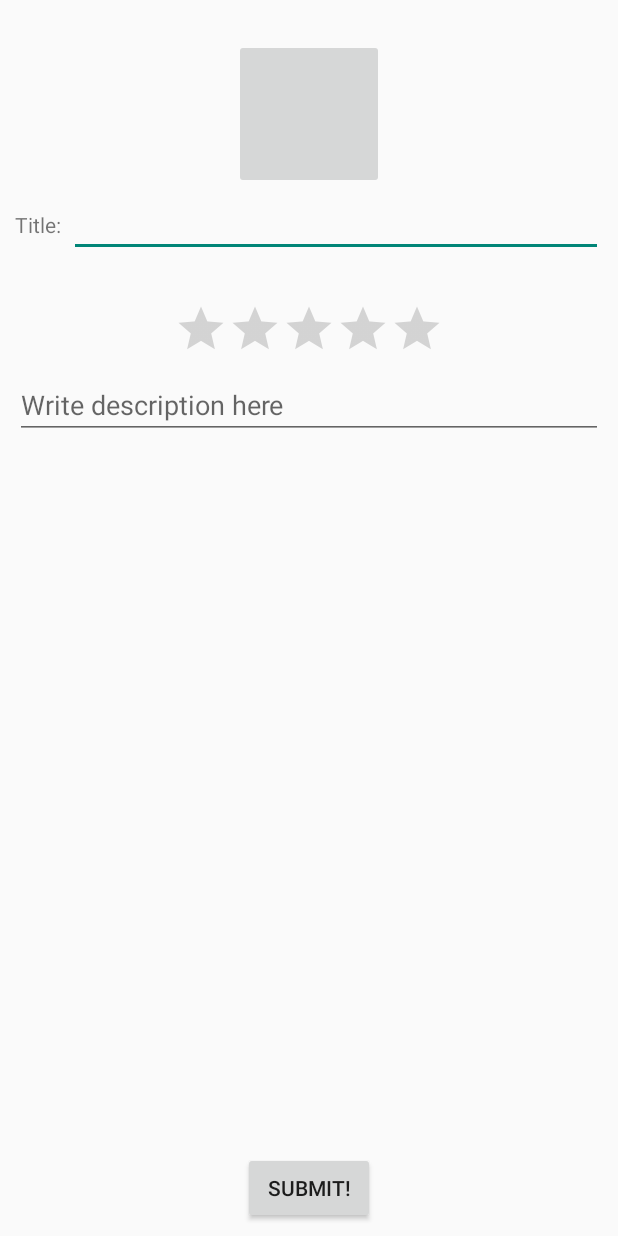
After one commit to OrenChuri/android-project, an Android app: the EditTaste screen opened directly, with no data from a screen before it, on a phone screen of 412 x 824 dp. The commit adds this screen. Run offline under Robolectric (Android 15) with nearby library versions, the light colour scheme and no system bars; our stand-ins replace Firebase (no records; nobody signed in at launch, a user with empty details on screens opened directly); 1 statement that could not run was skipped.

Commit message:
edit & delete

```diff
--- /dev/null
+++ b/app/src/main/java/com/example/user/RateEat/EditTaste.java
@@ -0,0 +1,173 @@
+package com.example.user.RateEat;
+
+import android.app.Activity;
+import android.app.AlertDialog;
+import android.content.DialogInterface;
+import android.content.Intent;
+import android.graphics.Bitmap;
+import android.graphics.BitmapFactory;
+import android.os.Bundle;
+import android.util.Log;
+import android.view.View;
+import android.widget.Button;
+import android.widget.EditText;
+import android.widget.ImageView;
+import android.widget.ProgressBar;
+import android.widget.RatingBar;
+import android.widget.Toast;
+
+import com.example.user.RateEat.Model.Listeners;
+import com.example.user.RateEat.Model.Model;
+import com.example.user.RateEat.Model.Restaurant;
+import com.example.user.RateEat.Model.Taste;
+import com.example.user.RateEat.Model.TasteRepository;
+import com.example.user.RateEat.Taste.TastePage;
+import com.google.firebase.auth.FirebaseAuth;
+
+import java.text.SimpleDateFormat;
+import java.util.Calendar;
+
+public class EditTaste extends Activity {
+    private Bitmap image;
+    String author;
+    String authorId;
+    String date;
+    String description;
+    String id;
+    String imageURL;
+    String restId;
+    float starCount;
+    String title;
+    ImageView imageView;
+    EditText titleET;
+    RatingBar ratingBar;
+    EditText descriptionET;
+    ProgressBar progressBar;
+
+    @Override
+    protected void onCreate(Bundle savedInstanceState) {
+        super.onCreate(savedInstanceState);
+        setContentView(R.layout.activity_edit_taste);
+
+        Intent intent = getIntent();
+        author = (String) intent.getSerializableExtra("author");
+        authorId = (String) intent.getSerializableExtra("authorId");
+        date = (String) intent.getSerializableExtra("date");
+        description = (String) intent.getSerializableExtra("description");
+        id = (String) intent.getSerializableExtra("id");
+        imageURL = (String) intent.getSerializableExtra("imageURL");
+        restId = (String) intent.getSerializableExtra("restId");
+        starCount = (float) intent.getSerializableExtra("starCount");
+        title = (String) intent.getSerializableExtra("title");
+
+        titleET = findViewById(R.id.taste_edit_title);
+        titleET.setText(title);
+
+        ratingBar = findViewById(R.id.taste_edit_stars);
+        ratingBar.setRating(starCount);
+
+        descriptionET = findViewById(R.id.taste_edit_title_description);
+        descriptionET.setText(description);
+
+        imageView = findViewById(R.id.taste_edit_img);
+        if (imageURL != null) {
+            Utils.setImageView(imageView, imageURL);
+        }
+
+        imageView.setOnClickListener(new View.OnClickListener() {
+            public void onClick(View v) {
+                Intent intent = new Intent(getApplicationContext(), ImagePicker.class);
+                startActivityForResult(intent, ImagePicker.GET_IMAGE);
+            }
+        });
+
+        progressBar = findViewById(R.id.taste_edit_progressbar);
+        progressBar.setVisibility(View.INVISIBLE);
+
+        final Button button = findViewById(R.id.taste_edit_button);
+        button.setOnClickListener(new View.OnClickListener() {
+            @Override
+            public void onClick(View view) {
+                progressBar.setVisibility(View.VISIBLE);
+
+                if (!validate()) {
+                    Log.d(getClass().getName(), "invalid parameters");
+                    button.setEnabled(true);
+                    progressBar.setVisibility(View.INVISIBLE);
+                    return;
+                }
+
+                description = descriptionET.getText().toString();
+                title = titleET.getText().toString();
+                starCount = ratingBar.getRating();
+
+                if (image != null) {
+                    Calendar c = Calendar.getInstance();
+                    SimpleDateFormat dateformat = new SimpleDateFormat("dd-MM-yyyy-hh-mm-ss");
+                    String datetime = dateformat.format(c.getTime());
+
+                    Model.getInstance().saveImage(image, "taste/" + datetime + FirebaseAuth.getInstance().getCurrentUser().getUid(), new Listeners.StatusListener<String>() {
+                        @Override
+                        public void onComplete(String item) {
+                            if (item == null) {
+                                Toast.makeText(EditTaste.this, "Failed to save image", Toast.LENGTH_SHORT).show();
+                                return;
+                            }
+                            imageURL = item;
+                            setResult(RESULT_OK, null);
+                        }
+                    });
+                }
+
+                final Taste taste = new Taste(id, restId, title, authorId, author, description,
+                        starCount, imageURL, date);
+                TasteRepository.update(taste);
+                finish();
+            }
+        });
+    }
+
+
+    @Override
+    public void finish() {
+        progressBar.setVisibility(View.INVISIBLE);
+        super.finish();
+    }
+
+    private boolean validate() {
+        boolean valid = true;
+
+        String title = titleET.getText().toString();
+
+        if (title.isEmpty() || title.length() < 3) {
+            titleET.setError("at least 3 characters");
+            valid = false;
+        } else {
+            titleET.setError(null);
+        }
+
+        return valid;
+    }
+
+    private void saveImage() {
+        Utils.saveImage(image, "taste/" + id, new Listeners.StatusListener<String>() {
+            @Override
+            public void onComplete(String item) {
+                if (item == null) {
+                    Toast.makeText(getApplicationContext(), "Failed to save image", Toast.LENGTH_SHORT).show();
+                    return;
+                }
+            }
+        });
+    }
+
+    @Override
+    protected void onActivityResult(int requestCode, int resultCode, Intent data) {
+        super.onActivityResult(requestCode, resultCode, data);
+        if (requestCode == ImagePicker.GET_IMAGE && resultCode == RESULT_OK) {
+            image = BitmapFactory.decodeByteArray(data.getByteArrayExtra("image"), 0,
+                    data.getByteArrayExtra("image").length);
+            imageView.setImageBitmap(image);
+        }
+    }
+}
--- a/app/src/main/java/com/example/user/RateEat/Model/AppLocalStoreDb.java
+++ b/app/src/main/java/com/example/user/RateEat/Model/AppLocalStoreDb.java
@@ -3,7 +3,7 @@ package com.example.user.RateEat.Model;
 import android.arch.persistence.room.Database;
 import android.arch.persistence.room.RoomDatabase;
 
-@Database(entities = {Taste.class, Restaurant.class, User.class}, version = 4)
+@Database(entities = {Taste.class, Restaurant.class, User.class}, version = 5)
 public abstract class AppLocalStoreDb extends RoomDatabase {
     public abstract Taste.TasteDAO tasteDao();
     public abstract Restaurant.RestaurantDAO restaurantDao();
--- a/app/src/main/java/com/example/user/RateEat/Model/Database.java
+++ b/app/src/main/java/com/example/user/RateEat/Model/Database.java
@@ -16,4 +16,6 @@ public abstract class Database<T> {
     abstract public void insert(T item);
 
     abstract public void delete(T item);
+
+    abstract public void edit(T item);
 }
--- a/app/src/main/java/com/example/user/RateEat/Model/RestaurantFirebase.java
+++ b/app/src/main/java/com/example/user/RateEat/Model/RestaurantFirebase.java
@@ -160,4 +160,9 @@ public class RestaurantFirebase extends Database<Restaurant>{
 
         AppLocalStore.db.restaurantDao().delete(item);
     }
+
+    @Override
+    public void edit(Restaurant item) {
+
+    }
 }
--- a/app/src/main/java/com/example/user/RateEat/Model/UserFirebase.java
+++ b/app/src/main/java/com/example/user/RateEat/Model/UserFirebase.java
@@ -94,4 +94,9 @@ public class UserFirebase extends Database<User> {
 
         db.child(TABLE).child(item.id).removeValue();
     }
+
+    @Override
+    public void edit(User item) {
+
+    }
 }
--- a/app/src/main/java/com/example/user/RateEat/Profile/ProfileActivity.java
+++ b/app/src/main/java/com/example/user/RateEat/Profile/ProfileActivity.java
@@ -55,6 +55,8 @@ public class ProfileActivity extends Fragment {
 
         return myFragment;
     }
+
+
 
     @Override
     public View onCreateView(LayoutInflater inflater,
--- a/app/src/main/java/com/example/user/RateEat/Restaurant/RestPage.java
+++ b/app/src/main/java/com/example/user/RateEat/Restaurant/RestPage.java
@@ -28,6 +28,7 @@ import com.example.user.RateEat.Model.Model;
 import com.example.user.RateEat.Model.Restaurant;
 import com.example.user.RateEat.Model.Taste;
 import com.example.user.RateEat.R;
+import com.example.user.RateEat.SingletonTasteViewModelFactory;
 import com.example.user.RateEat.Taste.TasteListAdapter;
 import com.example.user.RateEat.Taste.TastePage;
 import com.example.user.RateEat.Taste.TasteViewModel;
@@ -117,7 +118,7 @@ public class RestPage extends Fragment {
             }
         });
 
-        TasteViewModel viewModel = ViewModelProviders.of(this).get(TasteViewModel.class);
+        TasteViewModel viewModel = ViewModelProviders.of(this, SingletonTasteViewModelFactory.get()).get(TasteViewModel.class);
         viewModel.setRest(currRest);
 
         viewModel.getList().observe(this, new Observer<List<Taste>>() {
--- /dev/null
+++ b/app/src/main/res/layout/activity_edit_taste.xml
@@ -0,0 +1,79 @@
+<?xml version="1.0" encoding="utf-8"?>
+<android.support.constraint.ConstraintLayout xmlns:android="http://schemas.android.com/apk/res/android"
+    xmlns:app="http://schemas.android.com/apk/res-auto"
+    xmlns:tools="http://schemas.android.com/tools"
+    android:layout_width="match_parent"
+    android:layout_height="match_parent"
+    tools:context=".EditTaste">
+
+    <LinearLayout
+        android:layout_width="match_parent"
+        android:layout_height="match_parent"
+        android:orientation="vertical"
+        android:padding="10dp">
+
+        <ImageButton
+            android:id="@+id/taste_edit_img"
+            android:layout_width="100dp"
+            android:layout_height="100dp"
+            android:layout_marginTop="16dp"
+            android:layout_gravity="center"
+            app:srcCompat="@drawable/ic_menu_camera" />
+
+        <LinearLayout
+            android:layout_width="match_parent"
+            android:layout_height="wrap_content"
+            android:layout_marginBottom="20dp">
+
+            <TextView
+                android:layout_width="wrap_content"
+                android:layout_height="wrap_content"
+                android:text="@string/taste_page_title"
+                android:layout_marginEnd="5dp"/>
+
+            <EditText
+                android:id="@+id/taste_edit_title"
+                android:layout_width="match_parent"
+                android:layout_height="wrap_content"
+                android:inputType="textPersonName"/>
+
+        </LinearLayout>
+
+        <RatingBar
+            android:id="@+id/taste_edit_stars"
+            android:layout_width="wrap_content"
+            android:layout_height="wrap_content"
+            android:layout_gravity="center"
+            style="?android:attr/ratingBarStyleIndicator"
+            android:rating="0"
+            android:max="5"
+            android:isIndicator="false"
+            android:layout_margin="10dp"/>
+
+        <EditText
+            android:id="@+id/taste_edit_title_description"
+            android:layout_width="match_parent"
+            android:layout_height="wrap_content"
+            android:inputType="textMultiLine"
+            android:hint="@string/taste_page_desc"/>
+
+        <ProgressBar
+            android:id="@+id/taste_edit_progressbar"
+            android:layout_gravity="center"
+            android:layout_margin="30dp"
+            android:layout_width="100dp"
+            android:layout_height="100dp" />
+
+    </LinearLayout>
+
+    <Button
+        android:id="@+id/taste_edit_button"
+        android:layout_width="wrap_content"
+        android:layout_height="wrap_content"
+        android:layout_marginBottom="8dp"
+        android:text="@string/taste_page_button"
+        app:layout_constraintBottom_toBottomOf="parent"
+        app:layout_constraintLeft_toLeftOf="parent"
+        app:layout_constraintRight_toRightOf="parent" />
+
+</android.support.constraint.ConstraintLayout>
```
Also changed, not shown: app/src/main/AndroidManifest.xml (+8 -6 lines), app/src/main/java/com/example/user/RateEat/Model/Taste.java (+10 -3 lines), app/src/main/java/com/example/user/RateEat/Model/TasteFirebase.java (+36 -5 lines), app/src/main/java/com/example/user/RateEat/Model/TasteRepository.java (+22 -1 lines), app/src/main/java/com/example/user/RateEat/Profile/HistorySpec.java (+65 -1 lines), app/src/main/java/com/example/user/RateEat/SingletonTasteViewModelFactory.java (added, +27 -0 lines).
